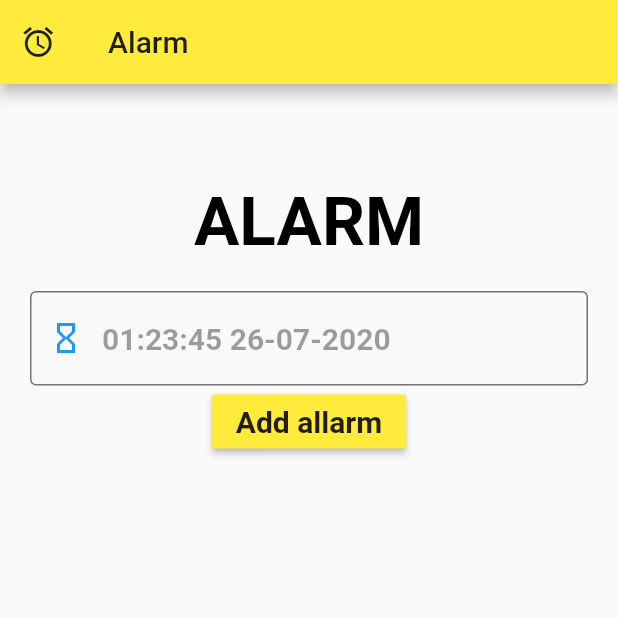
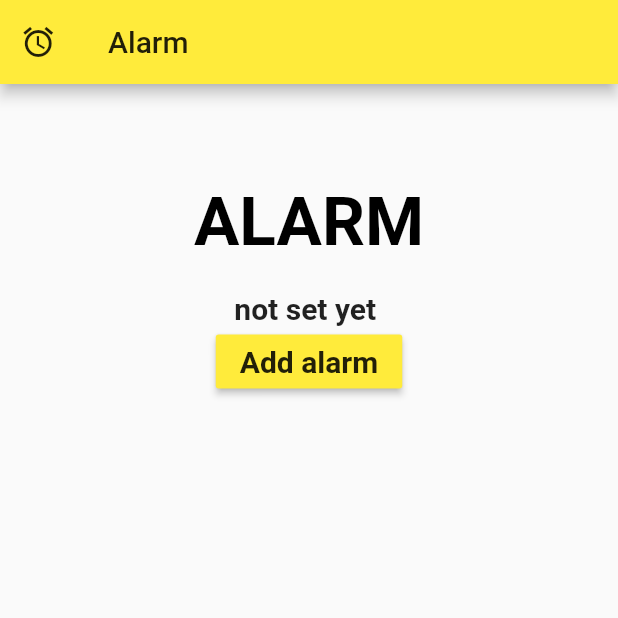
Before and after one commit to UsioZero/Alarm, a Flutter app: the screen it shows after launch, on a phone screen of 412 x 824 dp, the top half of it. Run offline on Flutter 3.47's test engine with Material 2 defaults, Android fonts, the phone set to English and light mode, and no system bars; our stand-ins replace flutter_local_notifications.

```diff
--- a/lib/screens/alarm.dart
+++ b/lib/screens/alarm.dart
@@ -1,6 +1,7 @@
 import 'package:flutter/cupertino.dart';
 import 'package:flutter/material.dart';
 import 'package:flutter_local_notifications/flutter_local_notifications.dart';
+import 'package:intl/intl.dart';
 import 'dart:async';
 import 'second_route.dart';
 import 'package:allarm/show_notify.dart';
@@ -24,22 +25,42 @@ class Alarm extends StatefulWidget {
 class _AlarmState extends State<Alarm> {
 
   ShowNotify showNotifyElement = ShowNotify();
-  TextEditingController _timeController = TextEditingController();
+  DateTime _dateTime;
+  TimeOfDay _timeOfDay;
+  int _timerTime = 10;
   var initSetAndroid;
   var initSetIos;
   var initSet;
-  String _timeInput;
-  int _timerTime = 10;
 
   void _buttonPressed(){
-    _timeInput = _timeController.text;
-    _timeController.clear();
+    _dateTimeSet(context);
 
-      _timerTime =
-      (int.parse(_timeInput[7])) + (int.parse(_timeInput[6]))*10 +
-      60*((int.parse(_timeInput[4])) + (int.parse(_timeInput[3]))*10) +
-      3600*((int.parse(_timeInput[1])) + (int.parse(_timeInput[0]))*10);
-      showNotifyElement.showNotify(_timerTime);
+      // _timerTime =
+      // (int.parse(_timeInput[7])) + (int.parse(_timeInput[6]))*10 +
+      // 60*((int.parse(_timeInput[4])) + (int.parse(_timeInput[3]))*10) +
+      // 3600*((int.parse(_timeInput[1])) + (int.parse(_timeInput[0]))*10);
+      // showNotifyElement.showNotify(_timerTime);
+  }
+
+  Future<Null> _dateTimeSet(BuildContext context) async{
+   await showDatePicker(
+      context: context,
+      initialDate: DateTime.now(),
+      firstDate: DateTime(2019),
+      lastDate: DateTime(2100)
+    ).then((value) {
+      setState(() {
+        _dateTime = value;
+      });
+    });
+    await showTimePicker(
+      context: context,
+      initialTime: TimeOfDay.now()
+    ).then((value) {
+      setState(() {
+        _timeOfDay = value;
+      });
+    });
   }
 
   @override
@@ -59,9 +80,6 @@ class _AlarmState extends State<Alarm> {
   }
 
   Future onSelectNotification(String payload) async{
-    if(payload != null){
-      debugPrint('Notify payload: $payload');
-    }
     await Navigator.push(
       context,
       new MaterialPageRoute(builder: (context)=> new SecondRoute())
@@ -104,7 +122,7 @@ class _AlarmState extends State<Alarm> {
         color: Colors.yellow,
         onPressed: _buttonPressed,
         child: Text(
-          'Add allarm',
+          'Add alarm',
           style: TextStyle(
             fontWeight: FontWeight.bold,
             fontSize: 20,
@@ -127,53 +145,57 @@ class _AlarmState extends State<Alarm> {
       );
     }
 
-    Widget _input(Icon icon, String hint, TextEditingController controller){
-      return Container(
-        padding: EdgeInsets.only(left: 20, right: 20),
-        child: TextField(
-          controller: controller,
-          style: TextStyle(
-            fontSize: 20,
-            color: Colors.black,
-          ),
-          decoration: InputDecoration(
-            hintStyle: TextStyle(
-              fontSize: 20,
-              fontWeight: FontWeight.bold,
-              color: Colors.black38
-            ),
-            hintText: hint,
-            focusedBorder: OutlineInputBorder(
-              borderSide: BorderSide(color: Colors.black, width: 3)
-            ),
-            enabledBorder: OutlineInputBorder(
-              borderSide: BorderSide(color: Colors.black54, width: 1)
-            ),
-            prefixIcon: Padding(
-              padding: EdgeInsets.only(left: 10, right: 10),
-              child: IconTheme(
-                data: IconThemeData(color: Colors.blue),
-                child: icon,
-              ),
-            )
-          ),
-        ),
-      );
-    }
+    // Widget _input(Icon icon, String hint, TextEditingController controller){
+    //   return Container(
+    //     padding: EdgeInsets.only(left: 20, right: 20),
+    //     child: TextField(
+    //       controller: controller,
+    //       style: TextStyle(
+    //         fontSize: 20,
+    //         color: Colors.black,
+    //       ),
+    //       decoration: InputDecoration(
+    //         hintStyle: TextStyle(
+    //           fontSize: 20,
+    //           fontWeight: FontWeight.bold,
+    //           color: Colors.black38
+    //         ),
+    //         hintText: hint,
+    //         focusedBorder: OutlineInputBorder(
+    //           borderSide: BorderSide(color: Colors.black, width: 3)
+    //         ),
+    //         enabledBorder: OutlineInputBorder(
+    //           borderSide: BorderSide(color: Colors.black54, width: 1)
+    //         ),
+    //         prefixIcon: Padding(
+    //           padding: EdgeInsets.only(left: 10, right: 10),
+    //           child: IconTheme(
+    //             data: IconThemeData(color: Colors.blue),
+    //             child: icon,
+    //           ),
+    //         )
+    //       ),
+    //     ),
+    //   );
+    // }
 
-    Widget _timeSet(){
+    Widget _dateTimeSet(){
       return Container(
         child: Column(
           children: <Widget>[
             Padding(
               padding: EdgeInsets.only(bottom : 0, top:20),
-              child: _input(
-                Icon(Icons.hourglass_empty),
-                '01:23:45 26-07-2020',
-                _timeController
-              )
+              child:  Text(
+                _timeOfDay == null? 'not set yet '
+                : (DateFormat("dd-MM-yyyy").format(_dateTime)
+                + " "
+                + _timeOfDay.toString().substring(10,15)).toString(),
+                style: TextStyle(
+                  fontSize: 20,
+                  fontWeight: FontWeight.bold,
+                ),
+              ),
             ),
-            button()
           ],
         ),
       );
@@ -191,7 +213,8 @@ class _AlarmState extends State<Alarm> {
       body:  Column(
           children: <Widget>[
             _logo(),
-            _timeSet()
+            _dateTimeSet(),
+            button()
           ]
         )
       // floatingActionButton: FloatingActionButton(
```
